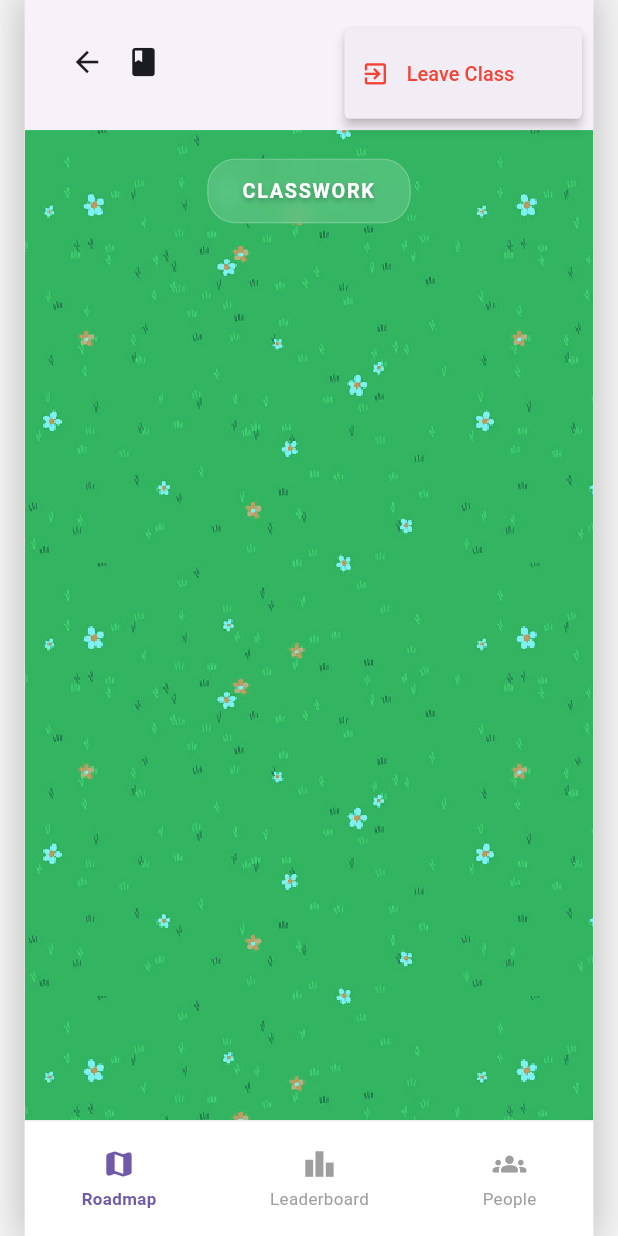
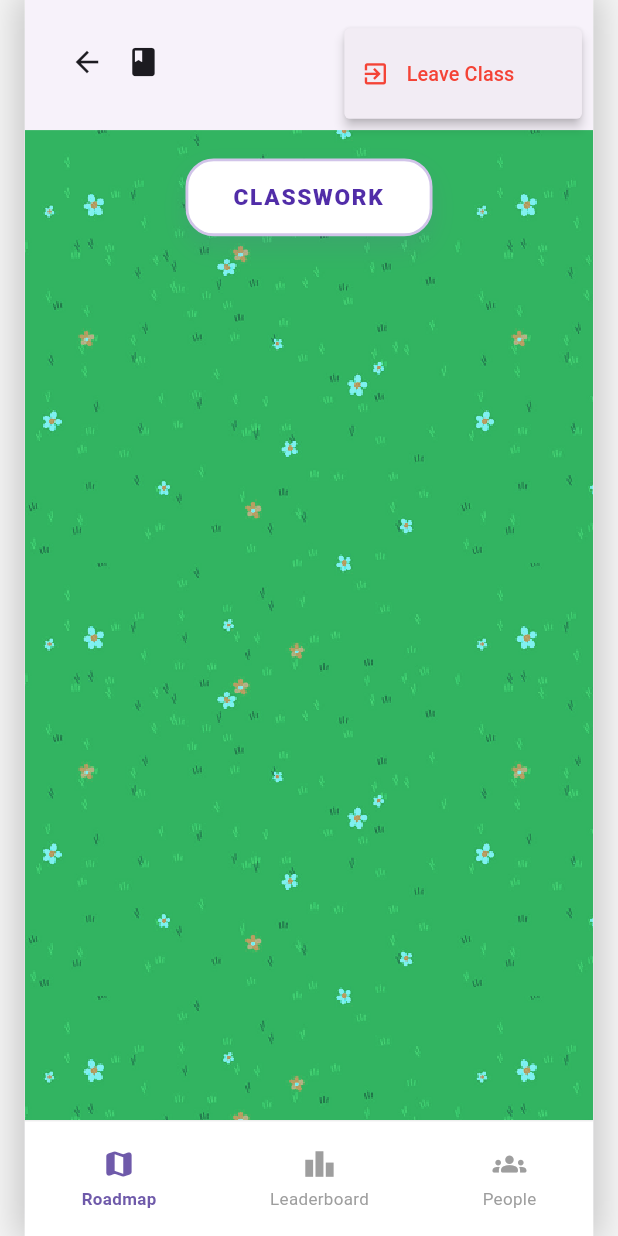
Before and after one commit to sauravii/becation-apps, a Flutter app: the StudentClassesDetail screen opened directly with empty values, after a tap on the "more vert" icon, on a phone screen of 412 x 824 dp. Run offline on Flutter 3.47's test engine with Material 3 defaults, Android fonts, the phone set to English and light mode, and no system bars; our stand-ins replace cloud_firestore, cloud_functions, file_picker, firebase_auth, firebase_core, firebase_storage and 5 more; accounts and stored records are empty; network calls fail.

Commit message:
style: update learning map to Pastel Orchid Cloud theme

```diff
--- a/lib/components/map/learning_map.dart
+++ b/lib/components/map/learning_map.dart
@@ -55,21 +55,32 @@ class _LearningMapState extends State<LearningMap> {
 
   Future<void> _loadBackground() async {
     try {
-      final data = await rootBundle.load('assets/icons/map_grass.png');
+      final data = await rootBundle.load("assets/icons/map_grass.png");
       final codec = await ui.instantiateImageCodec(data.buffer.asUint8List());
       final frame = await codec.getNextFrame();
-      if (mounted) {
+      final image = frame.image;
+
+      if (!mounted) {
+        image.dispose(); // Cegah memory leak jika widget sudah tidak ada
+        return;
+      }
+
       setState(() {
-          _backgroundImage = frame.image;
+        _backgroundImage = image;
         _isLoading = false;
       });
-      }
     } catch (e) {
-      debugPrint('Error loading background: $e');
+      debugPrint("Error loading background: $e");
       if (mounted) {
         setState(() => _isLoading = false);
       }
     }
+  }
+
+  @override
+  void dispose() {
+    _backgroundImage?.dispose(); // Bersihkan resource image
+    super.dispose();
   }
 
   @override
@@ -195,43 +206,38 @@ class _LearningMapState extends State<LearningMap> {
                         .toList(),
                   ),
 
-                  // Topic Header (Clean Glassmorphism)
+                  // Topic Header (Pastel Orchid Cloud Banner)
                   Padding(
                     padding: const EdgeInsets.fromLTRB(20, 20, 20, 60),
                     child: Center(
-                      child: ClipRRect(
-                        borderRadius: BorderRadius.circular(20),
-                        child: BackdropFilter(
-                          filter: ImageFilter.blur(sigmaX: 8, sigmaY: 8),
                       child: Container(
                         padding: const EdgeInsets.symmetric(
-                              horizontal: 24, // Enough padding to look balanced
-                              vertical: 12,
+                          horizontal: 32,
+                          vertical: 14,
                         ),
                         decoration: BoxDecoration(
-                              color: Colors.white.withValues(alpha: 0.15),
+                          color: Colors.white, // Pure white base
                           borderRadius: BorderRadius.circular(20),
                           border: Border.all(
-                                color: Colors.white.withValues(alpha: 0.2),
+                            color: const Color(0xFFD1C4E9), // Light Lavender
+                            width: 2,
                           ),
+                          boxShadow: [
+                            BoxShadow(
+                              color: const Color(0xFF6F5AAA).withValues(alpha: 0.15),
+                              blurRadius: 15,
+                              offset: const Offset(0, 8),
+                            ),
+                          ],
                         ),
                         child: Text(
                           topic.title.toUpperCase(),
                           textAlign: TextAlign.center,
                           style: const TextStyle(
-                                color: Colors.white,
-                                fontWeight: FontWeight.bold,
-                                fontSize: 14,
+                            color: Color(0xFF512DA8), // Royal Purple
+                            fontWeight: FontWeight.w900,
+                            fontSize: 16,
                             letterSpacing: 1.2,
-                                shadows: [
-                                  Shadow(
-                                    blurRadius: 4,
-                                    color: Colors.black26,
-                                    offset: Offset(0, 2),
-                                  ),
-                                ],
-                              ),
-                            ),
                           ),
                         ),
                       ),
@@ -290,37 +296,39 @@ class _LearningMapState extends State<LearningMap> {
               ],
             ),
           ),
-          // Clean Translucent Pill Container positioned exactly below the icon
+          // Pill Container bergaya "Pastel Orchid Cloud" (Solid Soft)
           Positioned(
-            top: 68, // 60px icon + 8px spacing
+            top: 68,
             left: 0,
             right: 0,
             child: Container(
               padding: const EdgeInsets.symmetric(horizontal: 12, vertical: 8),
               decoration: BoxDecoration(
-                gradient: LinearGradient(
-                  begin: Alignment.centerLeft,
-                  end: Alignment.centerRight,
-                  colors: [
-                    Colors.white.withValues(alpha: 0.0),
-                    Colors.white.withValues(alpha: 0.50),
-                    Colors.white.withValues(alpha: 0.0),
+                color: const Color(0xFFF3E5F5), // Ultra Soft Lilac (Solid)
+                borderRadius: BorderRadius.circular(16),
+                border: Border.all(
+                  color: const Color(0xFFE1BEE7), // Soft Orchid border
+                  width: 1.5,
+                ),
+                boxShadow: [
+                  BoxShadow(
+                    color: const Color(0xFF6F5AAA).withValues(alpha: 0.1),
+                    blurRadius: 8,
+                    offset: const Offset(0, 4),
+                  ),
                 ],
-                  stops: const [0.0, 0.5, 1.0],
-                ),
-                borderRadius: BorderRadius.circular(20),
               ),
               child: Text(
                 node.title,
                 textAlign: TextAlign.center,
-                maxLines: 2, // Allow up to 2 lines of text
+                maxLines: 2,
                 overflow: TextOverflow.ellipsis,
                 style: const TextStyle(
-                  color: Color(0xFF1E1A27), // Deep premium obsidian black
-                  fontSize: 11, // Slightly smaller to look beautiful on 2 lines
-                  fontWeight: FontWeight.w800, // S-Tier gamified extra-bold weight
-                  letterSpacing: 0.4,
-                  height: 1.1, // Tighter line height
+                  color: Color(0xFF6A1B9A), // Deep Orchid for readability
+                  fontSize: 11,
+                  fontWeight: FontWeight.w800,
+                  letterSpacing: 0.2,
+                  height: 1.1,
                 ),
               ),
             ),
@@ -385,11 +393,19 @@ class PathPainter extends CustomPainter {
 
     // Single glowing magical path
     final pathPaint = Paint()
-      ..color = const Color(0xFFFFF0DF) // Beautiful glowing color
+      ..color = const Color(0xFFFFF0DF).withValues(alpha: 0.8) // Glowing beam
       ..style = PaintingStyle.stroke
-      ..strokeWidth = 30
+      ..strokeWidth = 32
       ..strokeCap = StrokeCap.round
-      ..maskFilter = const MaskFilter.blur(BlurStyle.normal, 22);
+      ..maskFilter = const MaskFilter.blur(BlurStyle.normal, 18);
+
+    // Border path untuk mempertegas "Jalan"
+    final borderPaint = Paint()
+      ..color = const Color(0xFF8D6E63).withValues(alpha: 0.4) // Deep brown edge
+      ..style = PaintingStyle.stroke
+      ..strokeWidth = 38
+      ..strokeCap = StrokeCap.round
+      ..maskFilter = const MaskFilter.blur(BlurStyle.normal, 4);
 
     final List<Offset> points = [];
     int globalIndex = 0;
@@ -448,9 +464,13 @@ class PathPainter extends CustomPainter {
       );
     }
 
+    canvas.drawPath(path, borderPaint); // Draw border/edge first
     canvas.drawPath(path, pathPaint); // Glowing beam
   }
 
   @override
-  bool shouldRepaint(covariant PathPainter oldDelegate) => true;
+  bool shouldRepaint(covariant PathPainter oldDelegate) {
+    // Hanya repaint jika jumlah topik atau struktur node berubah
+    return oldDelegate.topics.length != topics.length;
   }
+}
```
Also changed, not shown: pubspec.lock. Lines whose indentation alone changed are shown as unchanged.
